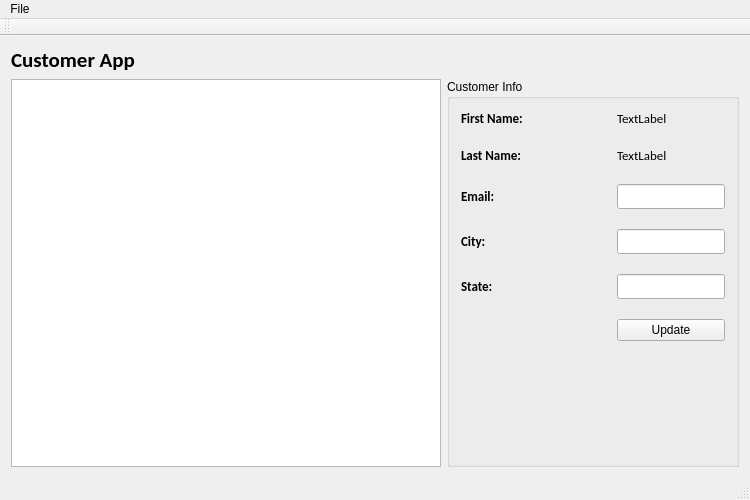
Above: customerapp.ui from kimballc/CustomerDBApp before the change. Below: the same form after it.
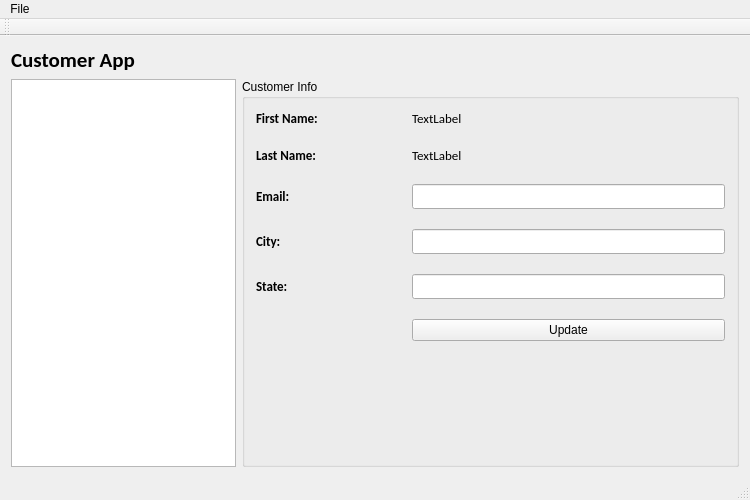
That is the form after the change.

```diff
--- a/customerapp.ui
+++ b/customerapp.ui
@@ -16,7 +16,14 @@
   <widget class="QWidget" name="centralWidget">
    <layout class="QGridLayout" name="gridLayout">
     <item row="2" column="0">
-     <widget class="QListView" name="customerListView"/>
+     <widget class="QListView" name="customerListView">
+      <property name="maximumSize">
+       <size>
+        <width>225</width>
+        <height>16777215</height>
+       </size>
+      </property>
+     </widget>
     </item>
     <item row="2" column="1" colspan="2">
      <widget class="QGroupBox" name="groupBox">
```
